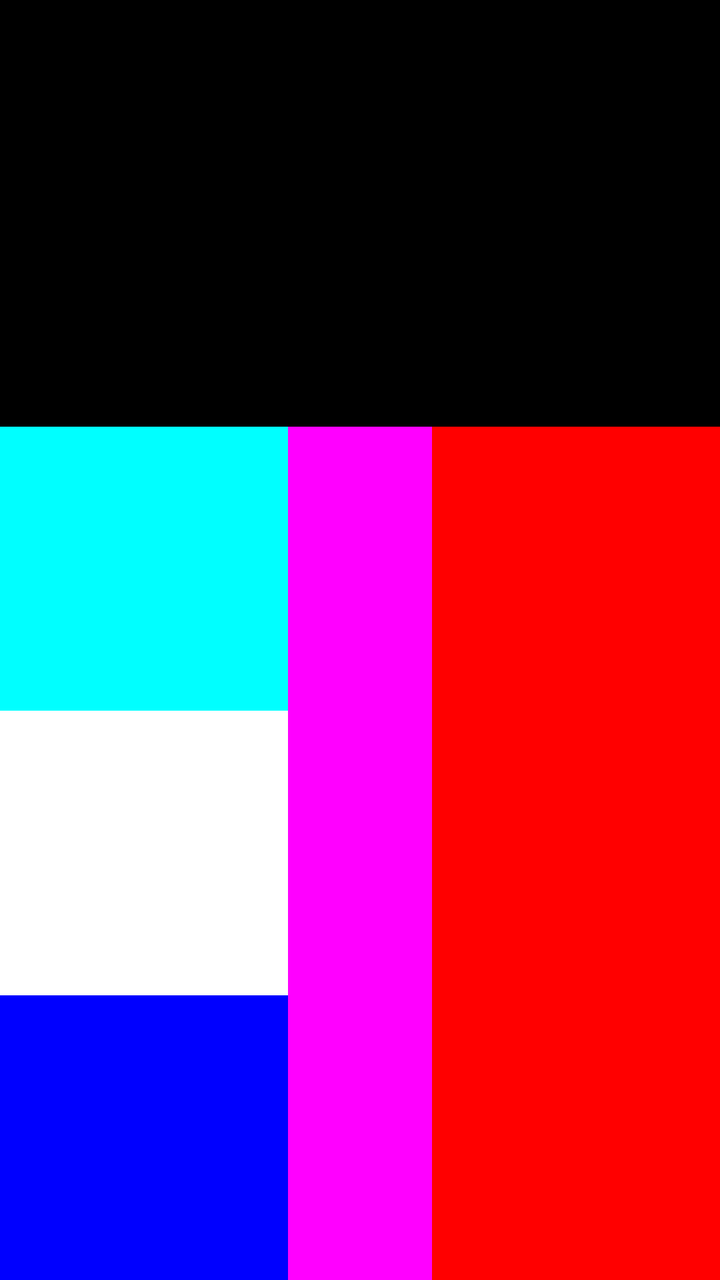
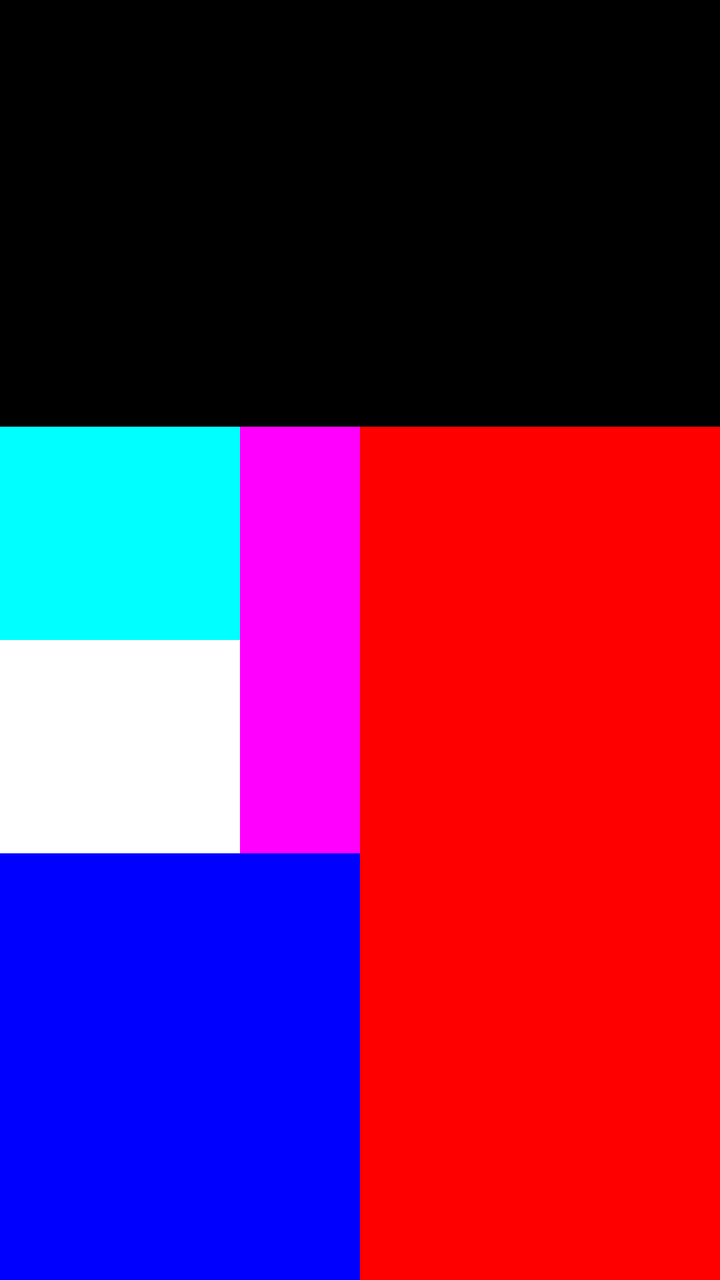

Screens rendered from an Android XML layout before and after an edit, with the pre-edit source and the edit as a unified diff.
<!-- AndroidManifest.xml: application theme Theme.Lab01_2 -->
<!-- res/layout/activity_lab1b.xml -->
<?xml version="1.0" encoding="utf-8"?>
<LinearLayout xmlns:android="http://schemas.android.com/apk/res/android"
    android:layout_width="match_parent"
    android:layout_height="match_parent"
    android:orientation="vertical">

    
    <LinearLayout
        android:layout_width="match_parent"
        android:layout_height="0dp"
        android:layout_weight="1"
        android:background="@color/color0"
        android:orientation="horizontal" />

    
    <LinearLayout
        android:layout_width="match_parent"
        android:layout_height="0dp"
        android:layout_weight="2"
        android:orientation="horizontal">

        
        <LinearLayout
            android:layout_width="0dp"
            android:layout_height="match_parent"
            android:layout_weight="1"
            android:orientation="vertical">

            <LinearLayout
                android:layout_width="match_parent"
                android:layout_height="0dp"
                android:layout_weight="1"
                android:background="@color/color6"
                android:orientation="horizontal" />

            <LinearLayout
                android:layout_width="match_parent"
                android:layout_height="0dp"
                android:layout_weight="1"
                android:background="@color/color7"
                android:orientation="horizontal" />

            <LinearLayout
                android:layout_width="match_parent"
                android:layout_height="0dp"
                android:layout_weight="1"
                android:background="@color/color3"
                android:orientation="horizontal" />
        </LinearLayout>

        
        <LinearLayout
            android:layout_width="0dp"
            android:layout_height="match_parent"
            android:layout_weight="0.5"
            android:background="@color/color5"
            android:orientation="vertical" />

        
        <LinearLayout
            android:layout_width="0dp"
            android:layout_height="match_parent"
            android:layout_weight="1"
            android:background="@color/color1"
            android:orientation="vertical" />
    </LinearLayout>

</LinearLayout>
<!-- resources referenced by this layout -->
<resources>
  <color name="color0">#000000</color>
  <color name="color1">#FF0000</color>
  <color name="color3">#0000FF</color>
  <color name="color5">#FF00FF</color>
  <color name="color6">#00FFFF</color>
  <color name="color7">#FFFFFF</color>
  <style name="Theme.Lab01_2" parent="Theme.MaterialComponents.DayNight.DarkActionBar">
          <item name="colorPrimary">@color/purple_500</item>
          <item name="colorPrimaryVariant">@color/purple_700</item>
          <item name="colorOnPrimary">@color/white</item>
          <item name="colorSecondary">@color/teal_200</item>
          <item name="colorSecondaryVariant">@color/teal_700</item>
          <item name="colorOnSecondary">@color/black</item>
          <item name="android:statusBarColor" tools:targetApi="l">?attr/colorPrimaryVariant</item>
      </style>
  <color name="purple_500">#FF6200EE</color>
  <color name="purple_700">#FF3700B3</color>
  <color name="white">#FFFFFFFF</color>
  <color name="teal_200">#FF03DAC5</color>
  <color name="teal_700">#FF018786</color>
  <color name="black">#FF000000</color>
</resources>

<!-- the commit's change to res/layout/activity_lab1b.xml (unified diff, before → after) -->
@@ -1,68 +1,115 @@
 <?xml version="1.0" encoding="utf-8"?>
-<LinearLayout xmlns:android="http://schemas.android.com/apk/res/android"
+<LinearLayout
+    xmlns:android="http://schemas.android.com/apk/res/android"
+    xmlns:tools="http://schemas.android.com/tools"
+    android:id="@+id/main"
     android:layout_width="match_parent"
-    android:layout_height="match_parent"
-    android:orientation="vertical">
+    tools:context=".XmlActivity"
+    android:orientation="vertical"
+    android:layout_height="match_parent">
 
-    
     <LinearLayout
         android:layout_width="match_parent"
         android:layout_height="0dp"
-        android:layout_weight="1"
         android:background="@color/color0"
-        android:orientation="horizontal" />
+        android:layout_weight="1">
+    </LinearLayout>
 
-    
     <LinearLayout
         android:layout_width="match_parent"
         android:layout_height="0dp"
-        android:layout_weight="2"
-        android:orientation="horizontal">
+        android:layout_weight="2">
 
-        
         <LinearLayout
-            android:layout_width="0dp"
-            android:layout_height="match_parent"
-            android:layout_weight="1"
-            android:orientation="vertical">
+            android:layout_width="match_parent"
+            android:layout_height="match_parent">
 
             <LinearLayout
-                android:layout_width="match_parent"
-                android:layout_height="0dp"
+                android:layout_width="0dp"
                 android:layout_weight="1"
-                android:background="@color/color6"
-                android:orientation="horizontal" />
+                android:layout_height="match_parent">
+
+                <LinearLayout
+                    android:layout_width="match_parent"
+                    android:orientation="vertical"
+                    android:layout_height="match_parent">
+
+                    <LinearLayout
+                        android:layout_width="match_parent"
+                        android:layout_weight="1"
+                        android:layout_height="0dp">
+
+                        <LinearLayout
+                            android:layout_width="match_parent"
+                            android:orientation="horizontal"
+                            android:layout_height="match_parent">
+
+                            <LinearLayout
+                                android:layout_width="0dp"
+                                android:layout_height="match_parent"
+                                android:layout_weight="2">
+
+                                <LinearLayout
+                                    android:layout_width="match_parent"
+                                    android:orientation="vertical"
+                                    android:layout_height="match_parent">
+
+                                    <LinearLayout
+                                        android:layout_width="match_parent"
+                                        android:background="@color/color6"
+                                        android:layout_height="0dp"
+                                        android:layout_weight="1">
+                                    </LinearLayout>
+
+                                    <LinearLayout
+                                        android:layout_width="match_parent"
+                                        android:layout_height="0dp"
+                                        android:layout_weight="1">
+                                    </LinearLayout>
+
+                                </LinearLayout>
+
+
+                            </LinearLayout>
+
+                            <LinearLayout
+                                android:layout_width="0dp"
+                                android:background="@color/color5"
+                                android:layout_height="match_parent"
+                                android:layout_weight="1">
+                            </LinearLayout>
+
+
+                        </LinearLayout>
+
+                    </LinearLayout>
+
+                    <LinearLayout
+                        android:layout_width="match_parent"
+                        android:layout_weight="1"
+                        android:background="@color/color3"
+                        android:layout_height="0dp">
+                    </LinearLayout>
+
+                </LinearLayout>
+
+
+
+            </LinearLayout>
 
             <LinearLayout
-                android:layout_width="match_parent"
-                android:layout_height="0dp"
+                android:layout_width="0dp"
                 android:layout_weight="1"
-                android:background="@color/color7"
-                android:orientation="horizontal" />
+                android:background="@color/color1"
+                android:layout_height="match_parent">
+            </LinearLayout>
 
-            <LinearLayout
-                android:layout_width="match_parent"
-                android:layout_height="0dp"
-                android:layout_weight="1"
-                android:background="@color/color3"
-                android:orientation="horizontal" />
         </LinearLayout>
 
-        
-        <LinearLayout
-            android:layout_width="0dp"
-            android:layout_height="match_parent"
-            android:layout_weight="0.5"
-            android:background="@color/color5"
-            android:orientation="vertical" />
 
-        
-        <LinearLayout
-            android:layout_width="0dp"
-            android:layout_height="match_parent"
-            android:layout_weight="1"
-            android:background="@color/color1"
-            android:orientation="vertical" />
     </LinearLayout>
 
+
+
+
 </LinearLayout>
<!-- resource entries referenced after the edit -->
@@ -5,7 +5,6 @@
   <color name="color3">#0000FF</color>
   <color name="color5">#FF00FF</color>
   <color name="color6">#00FFFF</color>
-  <color name="color7">#FFFFFF</color>
   <style name="Theme.Lab01_2" parent="Theme.MaterialComponents.DayNight.DarkActionBar">
           <item name="colorPrimary">@color/purple_500</item>
           <item name="colorPrimaryVariant">@color/purple_700</item>
